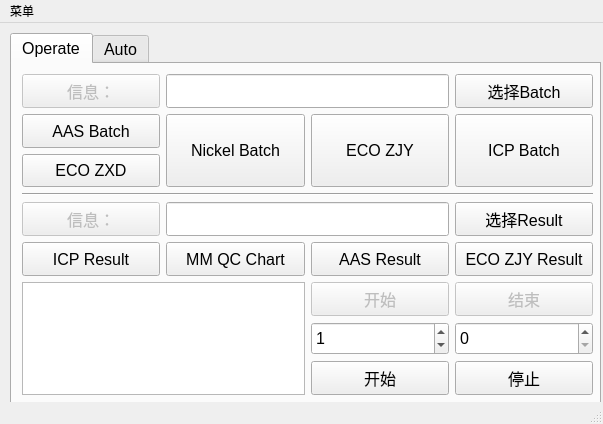
This is pyqt5_test/ICP operate.ui in chen-huai/work as Qt 5 draws it before an edit. The edited form follows.
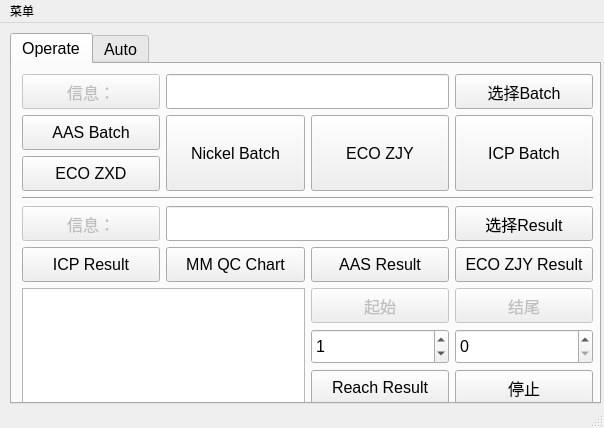
This is the edited form.

Commit message: ICP操作图形界面完善

Patch:
```diff
--- a/pyqt5_test/ICP operate.ui
+++ b/pyqt5_test/ICP operate.ui
@@ -6,8 +6,8 @@
    <rect>
     <x>0</x>
     <y>0</y>
-    <width>603</width>
-    <height>424</height>
+    <width>604</width>
+    <height>428</height>
    </rect>
   </property>
   <property name="windowTitle">
@@ -35,13 +35,13 @@
      <attribute name="title">
       <string>Operate</string>
      </attribute>
-     <widget class="QWidget" name="">
+     <widget class="QWidget" name="layoutWidget">
       <property name="geometry">
        <rect>
         <x>10</x>
         <y>10</y>
         <width>571</width>
-        <height>321</height>
+        <height>331</height>
        </rect>
       </property>
       <layout class="QGridLayout" name="gridLayout_2">
@@ -287,7 +287,7 @@
 结果转化在哪</string>
          </property>
          <property name="text">
-          <string>开始</string>
+          <string>Reach Result</string>
          </property>
         </widget>
        </item>
@@ -352,7 +352,7 @@
           </font>
          </property>
          <property name="text">
-          <string>开始</string>
+          <string>起始</string>
          </property>
         </widget>
        </item>
@@ -373,7 +373,7 @@
           </font>
          </property>
          <property name="text">
-          <string>结束</string>
+          <string>结尾</string>
          </property>
         </widget>
        </item>
@@ -858,8 +858,8 @@
     <rect>
      <x>0</x>
      <y>0</y>
-     <width>603</width>
-     <height>23</height>
+     <width>604</width>
+     <height>22</height>
     </rect>
    </property>
    <widget class="QMenu" name="menu">
```
Left out of the diff: 659 changed lines with no effect on the pictures.
